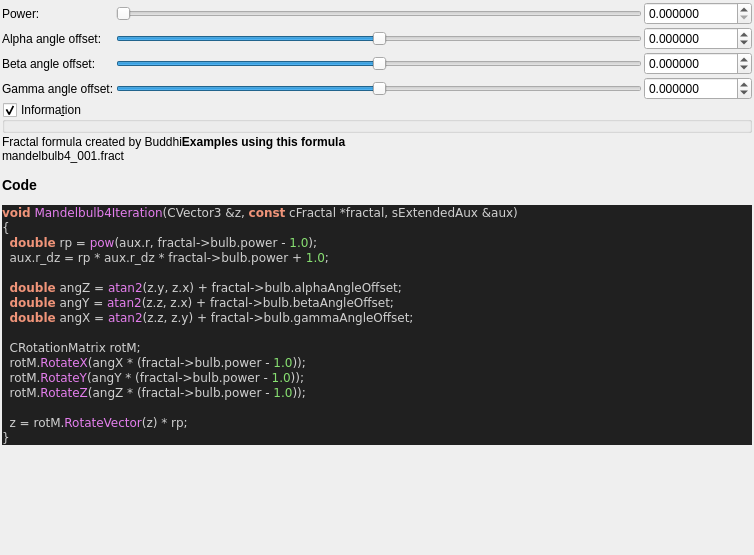
Before: the Qt Designer form mandelbulber2/qt_data/fractal_mandelbulb4.ui in buddhi1980/mandelbulber2, drawn with Qt 5.
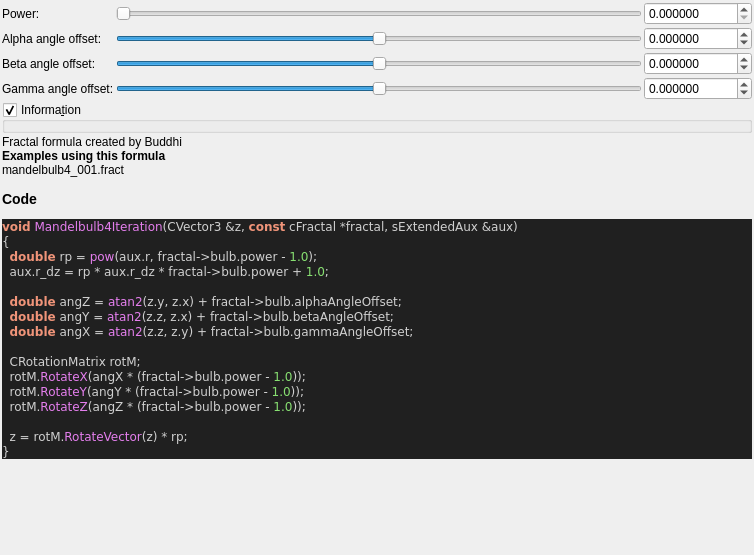
After: the same form once the commit is applied. Custom widgets are drawn as their Qt base class.

```diff
--- a/mandelbulber2/qt_data/fractal_mandelbulb4.ui
+++ b/mandelbulber2/qt_data/fractal_mandelbulb4.ui
@@ -305,7 +305,7 @@
         <property name="text">
          <string notr="true">&lt;p&gt;Fractal formula created by Buddhi&lt;/p&gt;&lt;table&gt;
 &lt;/table&gt;
-&lt;b&gt;Examples using this formula&lt;/b&gt;&lt;br&gt;mandelbulb4_001.fract&lt;h3&gt;Code&lt;/h3&gt;
+&lt;br&gt;&lt;b&gt;Examples using this formula&lt;/b&gt;&lt;br&gt;mandelbulb4_001.fract&lt;h3&gt;Code&lt;/h3&gt;
 &lt;body style=&quot;background-color:#202020&quot;&gt;
 &lt;pre style=&quot;color:#d0d0d0; background-color:#202020;  font-family:'Courier New',monospace;&quot;&gt;&lt;span style=&quot;color:#f09479; font-weight:bold&quot;&gt;void&lt;/span&gt; &lt;span style=&quot;color:#e47eed&quot;&gt;Mandelbulb4Iteration&lt;/span&gt;&lt;span style=&quot;color:#d0d0d0&quot;&gt;(&lt;/span&gt;CVector3 &lt;span style=&quot;color:#d0d0d0&quot;&gt;&amp;amp;&lt;/span&gt;z&lt;span style=&quot;color:#d0d0d0&quot;&gt;,&lt;/span&gt; &lt;span style=&quot;color:#f09479; font-weight:bold&quot;&gt;const&lt;/span&gt; cFractal &lt;span style=&quot;color:#d0d0d0&quot;&gt;*&lt;/span&gt;fractal&lt;span style=&quot;color:#d0d0d0&quot;&gt;,&lt;/span&gt; sExtendedAux &lt;span style=&quot;color:#d0d0d0&quot;&gt;&amp;amp;&lt;/span&gt;aux&lt;span style=&quot;color:#d0d0d0&quot;&gt;)&lt;/span&gt;
 &lt;span style=&quot;color:#d0d0d0&quot;&gt;{&lt;/span&gt;
```
